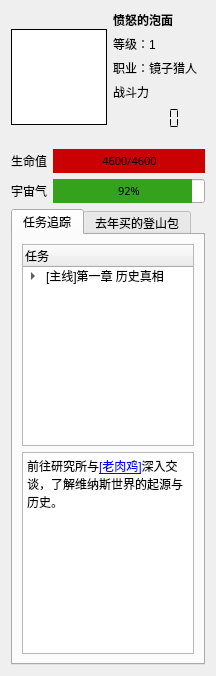
AngryPowman/Coeus, file src/coeus/coeus_client_qt/game_statusbar_widget.ui: the form before one commit.
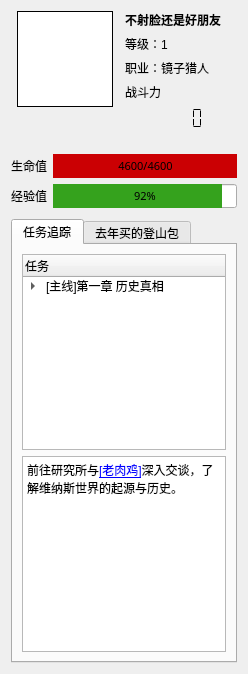
The form after the commit. Icons and pictures are not drawn.

```diff
--- a/src/coeus/coeus_client_qt/game_statusbar_widget.ui
+++ b/src/coeus/coeus_client_qt/game_statusbar_widget.ui
@@ -6,8 +6,8 @@
    <rect>
     <x>0</x>
     <y>0</y>
-    <width>216</width>
-    <height>676</height>
+    <width>248</width>
+    <height>674</height>
    </rect>
   </property>
   <property name="sizePolicy">
@@ -18,23 +18,25 @@
   </property>
   <property name="minimumSize">
    <size>
-    <width>216</width>
+    <width>248</width>
     <height>0</height>
    </size>
   </property>
   <property name="maximumSize">
    <size>
-    <width>216</width>
+    <width>248</width>
     <height>16777215</height>
    </size>
   </property>
   <property name="windowTitle">
    <string>Form</string>
   </property>
+  <layout class="QVBoxLayout" name="verticalLayout_6">
+   <item>
+    <layout class="QHBoxLayout" name="horizontalLayout_4">
+     <item>
   <layout class="QVBoxLayout" name="verticalLayout_3">
-   <item>
-    <layout class="QHBoxLayout" name="horizontalLayout_2">
-     <item>
+       <item alignment="Qt::AlignTop">
       <widget class="QGraphicsView" name="graphicsGravatar">
        <property name="sizePolicy">
         <sizepolicy hsizetype="Fixed" vsizetype="Fixed">
@@ -50,8 +52,8 @@
        </property>
        <property name="maximumSize">
         <size>
-         <width>96</width>
-         <height>96</height>
+           <width>80</width>
+           <height>80</height>
         </size>
        </property>
        <property name="toolTip">
@@ -90,11 +92,31 @@
       </widget>
      </item>
      <item>
+        <spacer name="verticalSpacer_2">
+         <property name="orientation">
+          <enum>Qt::Vertical</enum>
+         </property>
+         <property name="sizeType">
+          <enum>QSizePolicy::Fixed</enum>
+         </property>
+         <property name="sizeHint" stdset="0">
+          <size>
+           <width>20</width>
+           <height>18</height>
+          </size>
+         </property>
+        </spacer>
+       </item>
+      </layout>
+     </item>
+     <item>
+      <layout class="QHBoxLayout" name="horizontalLayout_2">
+       <item>
       <layout class="QVBoxLayout" name="verticalLayout">
        <item>
         <widget class="QLabel" name="lblNickname">
          <property name="text">
-          <string>&lt;html&gt;&lt;head/&gt;&lt;body&gt;&lt;p&gt;&lt;span style=&quot; font-weight:600;&quot;&gt;愤怒的泡面&lt;/span&gt;&lt;/p&gt;&lt;/body&gt;&lt;/html&gt;</string>
+            <string>&lt;html&gt;&lt;head/&gt;&lt;body&gt;&lt;p&gt;&lt;span style=&quot; font-weight:600;&quot;&gt;不射脸还是好朋友&lt;/span&gt;&lt;/p&gt;&lt;/body&gt;&lt;/html&gt;</string>
          </property>
          <property name="wordWrap">
           <bool>true</bool>
@@ -197,24 +219,28 @@
        </item>
       </layout>
      </item>
+      </layout>
+     </item>
+    </layout>
+   </item>
      <item>
-      <spacer name="horizontalSpacer_2">
+    <spacer name="verticalSpacer_4">
        <property name="orientation">
-        <enum>Qt::Horizontal</enum>
+      <enum>Qt::Vertical</enum>
+     </property>
+     <property name="sizeType">
+      <enum>QSizePolicy::Fixed</enum>
        </property>
        <property name="sizeHint" stdset="0">
         <size>
-         <width>40</width>
-         <height>20</height>
+       <width>20</width>
+       <height>5</height>
         </size>
        </property>
       </spacer>
      </item>
-    </layout>
-   </item>
    <item>
-    <layout class="QHBoxLayout" name="horizontalLayout_6"/>
-   </item>
+    <layout class="QVBoxLayout" name="verticalLayout_5">
    <item>
     <layout class="QVBoxLayout" name="verticalLayout_2">
      <item>
@@ -304,7 +330,7 @@
           </size>
          </property>
          <property name="text">
-          <string>宇宙气</string>
+            <string>经验值</string>
          </property>
          <property name="scaledContents">
           <bool>false</bool>
@@ -353,6 +379,24 @@
         </widget>
        </item>
       </layout>
+       </item>
+      </layout>
+     </item>
+     <item>
+      <spacer name="verticalSpacer_3">
+       <property name="orientation">
+        <enum>Qt::Vertical</enum>
+       </property>
+       <property name="sizeType">
+        <enum>QSizePolicy::Fixed</enum>
+       </property>
+       <property name="sizeHint" stdset="0">
+        <size>
+         <width>20</width>
+         <height>5</height>
+        </size>
+       </property>
+      </spacer>
      </item>
     </layout>
    </item>
```
Lines whose indentation alone changed are shown as unchanged.
